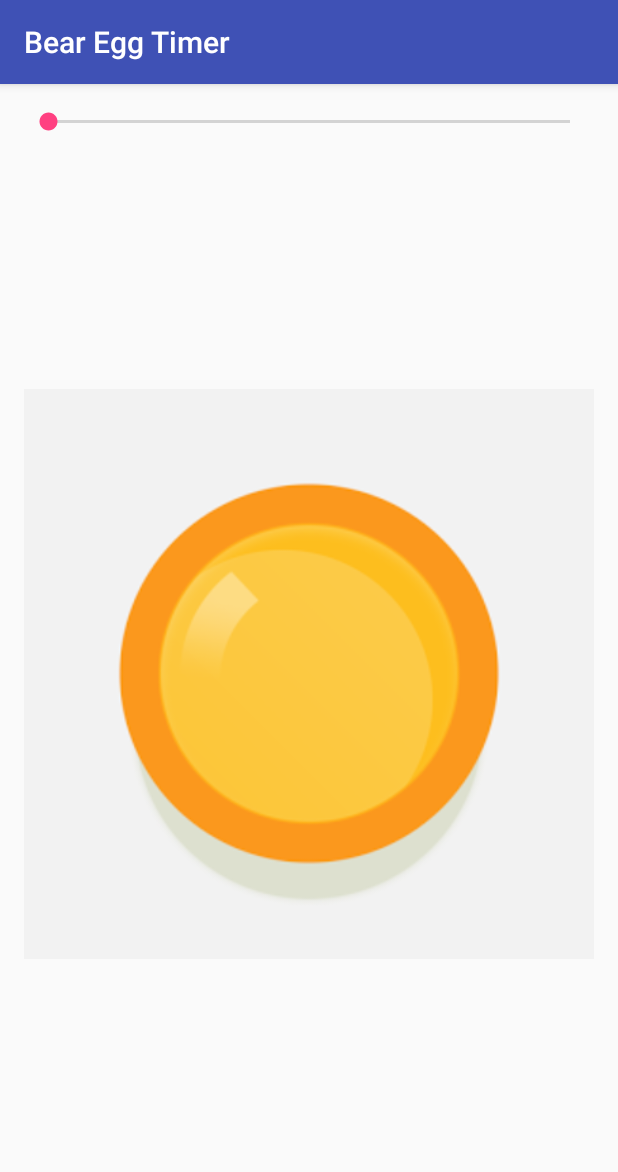
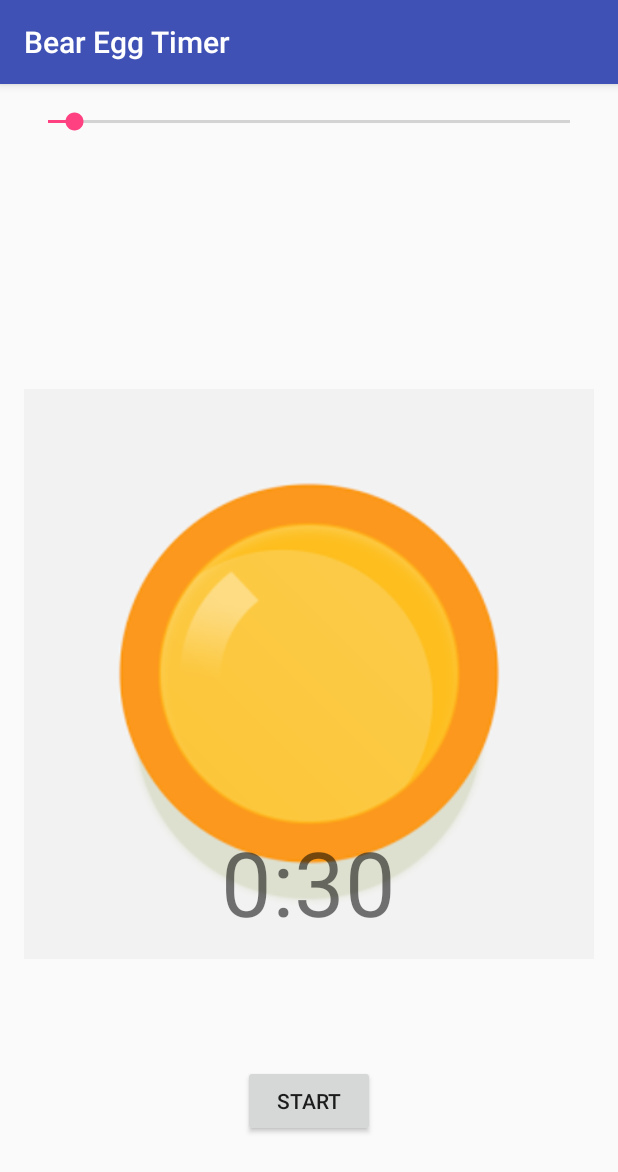
Before and after one commit to ClarkGH/BearEggTimer, an Android app: the screen it shows after launch (MainActivity), on a phone screen of 412 x 824 dp. Shown: the top 1172 px of the screen. Run offline under Robolectric (Android 15) with nearby library versions, the phone set to English and light mode, and no system bars; libraries missing offline, so code that uses them is left out: android.test.suitebuilder.

Commit message:
set up slider

```diff
--- a/app/src/main/java/com/example/clarkhinchcliff/beareggtimer/MainActivity.java
+++ b/app/src/main/java/com/example/clarkhinchcliff/beareggtimer/MainActivity.java
@@ -2,6 +2,9 @@ package com.example.clarkhinchcliff.beareggtimer;
 
 import android.support.v7.app.AppCompatActivity;
 import android.os.Bundle;
+import android.test.suitebuilder.TestMethod;
+import android.widget.SeekBar;
+import android.widget.TextView;
 
 public class MainActivity extends AppCompatActivity {
 
@@ -9,5 +12,31 @@ public class MainActivity extends AppCompatActivity {
     protected void onCreate(Bundle savedInstanceState) {
         super.onCreate(savedInstanceState);
         setContentView(R.layout.activity_main);
+
+        final SeekBar timerSeekbar = (SeekBar)findViewById(R.id.timerSeekBar);
+        final TextView timerTextview = (TextView)findViewById(R.id.textView);
+
+        timerSeekbar.setMax(600);
+        timerSeekbar.setProgress(30);
+
+        timerSeekbar.setOnSeekBarChangeListener(new SeekBar.OnSeekBarChangeListener() {
+            @Override
+            public void onProgressChanged(SeekBar seekBar, int progress, boolean fromUser) {
+                int minutes = (int) progress/60;
+                int seconds = (int) progress - minutes * 60;
+
+                timerTextview.setText(Integer.toString(minutes) + ":" + Integer.toString(seconds));
+            }
+
+            @Override
+            public void onStartTrackingTouch(SeekBar seekBar) {
+
+            }
+
+            @Override
+            public void onStopTrackingTouch(SeekBar seekBar) {
+
+            }
+        });
     }
 }
--- a/app/src/main/res/layout/activity_main.xml
+++ b/app/src/main/res/layout/activity_main.xml
@@ -25,4 +25,23 @@
         android:layout_alignParentLeft="true"
         android:layout_alignParentStart="true"
         android:src="@drawable/egg" />
+
+    <TextView
+        android:layout_width="wrap_content"
+        android:layout_height="wrap_content"
+        android:text="0:30"
+        android:id="@+id/textView"
+        android:textSize="60sp"
+        android:layout_alignParentBottom="true"
+        android:layout_centerHorizontal="true"
+        android:layout_marginBottom="180dp" />
+
+    <Button
+        android:layout_width="wrap_content"
+        android:layout_height="wrap_content"
+        android:text="Start"
+        android:id="@+id/button"
+        android:layout_alignParentBottom="true"
+        android:layout_centerHorizontal="true"
+        android:layout_marginBottom="50dp" />
 </RelativeLayout>
```
